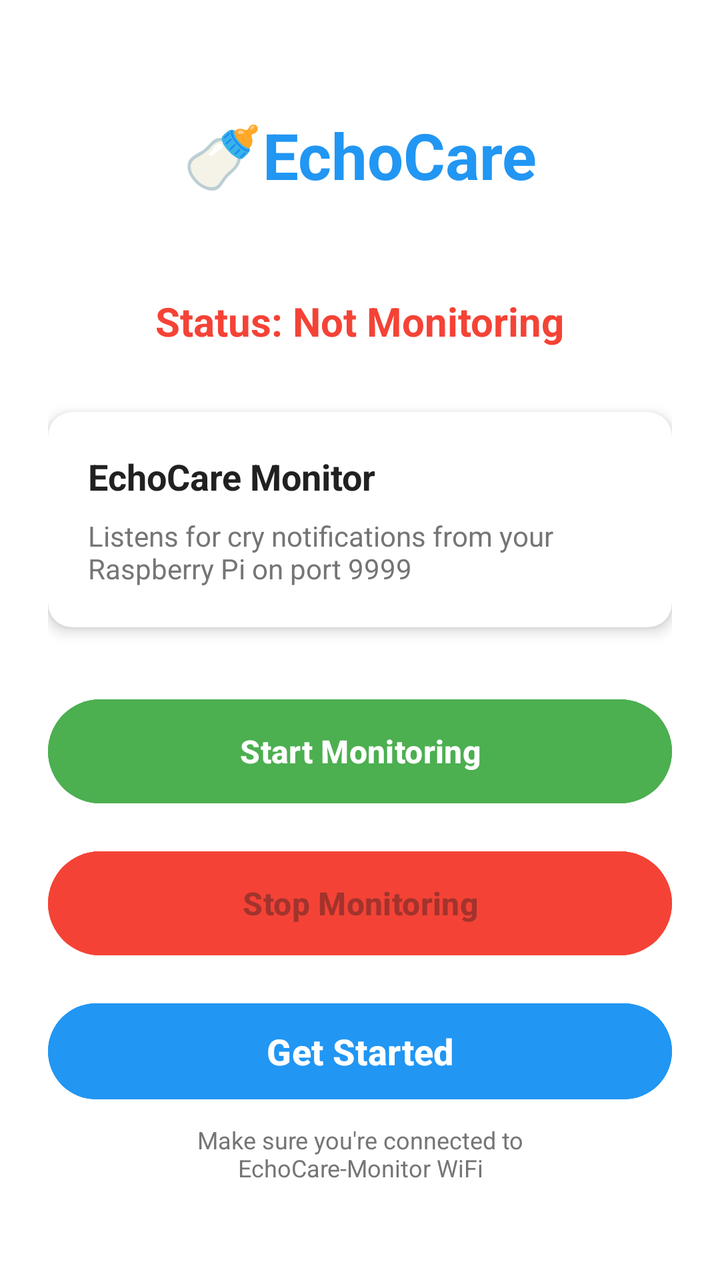
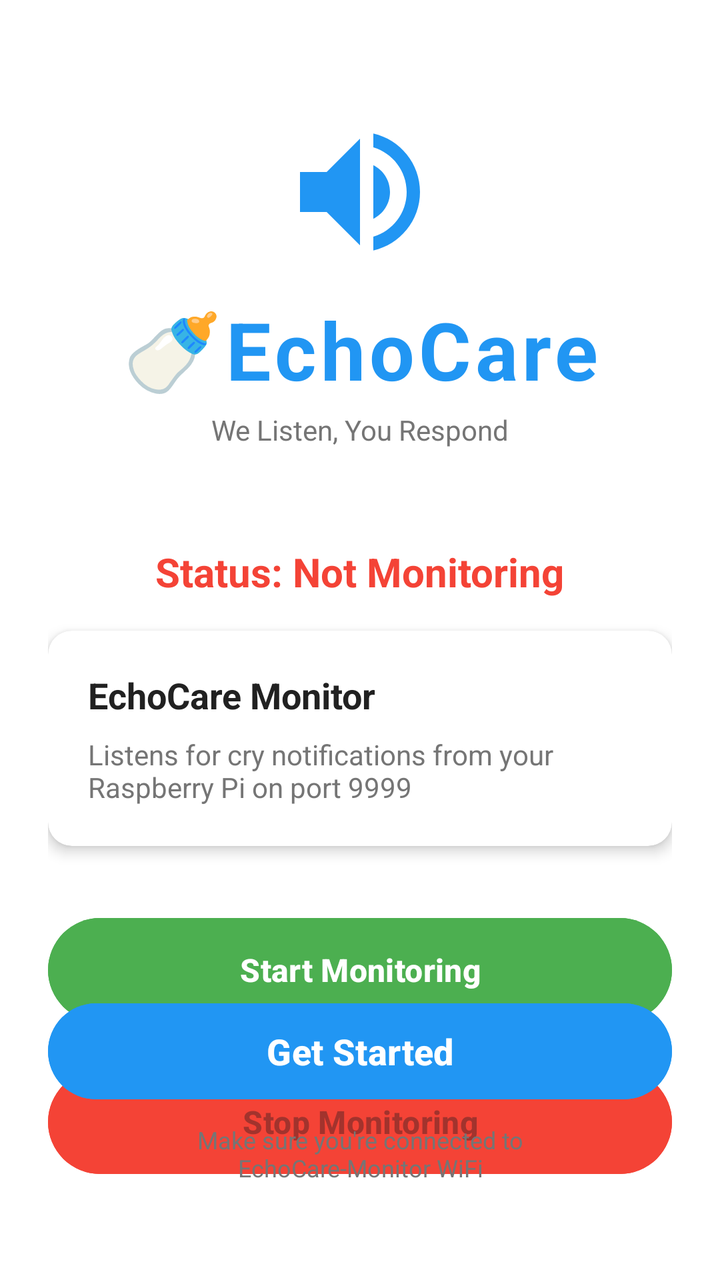

Compare the two renders of this Android layout. The source of the first and the diff that turns it into the second are given below.
<!-- AndroidManifest.xml: activity theme AppTheme -->
<!-- res/layout/activity_main.xml -->
<?xml version="1.0" encoding="utf-8"?>
<FrameLayout
    xmlns:android="http://schemas.android.com/apk/res/android"
    xmlns:app="http://schemas.android.com/apk/res-auto"
    android:layout_width="match_parent"
    android:layout_height="match_parent">

    
    
    
    
    <LinearLayout
        android:id="@+id/layoutMainApp"
        android:layout_width="match_parent"
        android:layout_height="match_parent"
        android:orientation="vertical"
        android:visibility="gone">

        
        <androidx.fragment.app.FragmentContainerView
            android:id="@+id/navHostFragment"
            android:name="androidx.navigation.fragment.NavHostFragment"
            android:layout_width="match_parent"
            android:layout_height="0dp"
            android:layout_weight="1"
            app:defaultNavHost="true"
            app:navGraph="@navigation/nav_graph" />

        
        <com.google.android.material.bottomnavigation.BottomNavigationView
            android:id="@+id/bottomNavigation"
            android:layout_width="match_parent"
            android:layout_height="wrap_content"
            android:background="@color/surface"
            app:menu="@menu/bottom_nav_menu"
            app:labelVisibilityMode="labeled"
            app:itemIconTint="@color/bottom_nav_color"
            app:itemTextColor="@color/bottom_nav_color" />

    </LinearLayout>

    
    
    
    
    <androidx.constraintlayout.widget.ConstraintLayout
        android:id="@+id/layoutLanding"
        android:layout_width="match_parent"
        android:layout_height="match_parent"
        android:padding="24dp"
        android:background="@color/background_light">

        
        <TextView
            android:id="@+id/titleTextView"
            android:layout_width="wrap_content"
            android:layout_height="wrap_content"
            android:text="@string/app_name"
            android:textSize="32sp"
            android:textStyle="bold"
            android:textColor="@color/primary"
            app:layout_constraintTop_toTopOf="parent"
            app:layout_constraintStart_toStartOf="parent"
            app:layout_constraintEnd_toEndOf="parent"
            android:layout_marginTop="32dp" />

        
        <TextView
            android:id="@+id/statusTextView"
            android:layout_width="wrap_content"
            android:layout_height="wrap_content"
            android:text="Status: Not Monitoring"
            android:textSize="20sp"
            android:textStyle="bold"
            android:textColor="@color/offline_red"
            app:layout_constraintTop_toBottomOf="@id/titleTextView"
            app:layout_constraintStart_toStartOf="parent"
            app:layout_constraintEnd_toEndOf="parent"
            android:layout_marginTop="48dp" />

        
        <androidx.cardview.widget.CardView
            android:id="@+id/infoCard"
            android:layout_width="0dp"
            android:layout_height="wrap_content"
            app:cardCornerRadius="12dp"
            app:cardElevation="4dp"
            app:cardBackgroundColor="@color/card_background_light"
            app:layout_constraintTop_toBottomOf="@id/statusTextView"
            app:layout_constraintStart_toStartOf="parent"
            app:layout_constraintEnd_toEndOf="parent"
            android:layout_marginTop="32dp">

            <LinearLayout
                android:layout_width="match_parent"
                android:layout_height="wrap_content"
                android:orientation="vertical"
                android:padding="20dp">

                <TextView
                    android:layout_width="wrap_content"
                    android:layout_height="wrap_content"
                    android:text="@string/landing_monitor_title"
                    android:textSize="18sp"
                    android:textStyle="bold"
                    android:textColor="@color/text_primary_light" />

                <TextView
                    android:layout_width="wrap_content"
                    android:layout_height="wrap_content"
                    android:text="@string/landing_monitor_description"
                    android:textSize="14sp"
                    android:textColor="@color/text_secondary"
                    android:layout_marginTop="8dp" />

            </LinearLayout>

        </androidx.cardview.widget.CardView>

        
        <Button
            android:id="@+id/startButton"
            android:layout_width="0dp"
            android:layout_height="60dp"
            android:text="Start Monitoring"
            android:textSize="16sp"
            android:textStyle="bold"
            android:backgroundTint="@color/online_green"
            app:layout_constraintTop_toBottomOf="@id/infoCard"
            app:layout_constraintStart_toStartOf="parent"
            app:layout_constraintEnd_toEndOf="parent"
            android:layout_marginTop="32dp" />

        
        <Button
            android:id="@+id/stopButton"
            android:layout_width="0dp"
            android:layout_height="60dp"
            android:text="Stop Monitoring"
            android:textSize="16sp"
            android:textStyle="bold"
            android:backgroundTint="@color/offline_red"
            android:enabled="false"
            app:layout_constraintTop_toBottomOf="@id/startButton"
            app:layout_constraintStart_toStartOf="parent"
            app:layout_constraintEnd_toEndOf="parent"
            android:layout_marginTop="16dp" />

        
        <Button
            android:id="@+id/btnGetStarted"
            android:layout_width="0dp"
            android:layout_height="56dp"
            android:text="@string/get_started"
            android:textSize="18sp"
            android:textStyle="bold"
            android:textAllCaps="false"
            android:backgroundTint="@color/primary"
            android:textColor="@color/white"
            app:layout_constraintStart_toStartOf="parent"
            app:layout_constraintEnd_toEndOf="parent"
            app:layout_constraintBottom_toTopOf="@id/connectionInfoTextView"
            android:layout_marginBottom="8dp" />

        
        <TextView
            android:id="@+id/connectionInfoTextView"
            android:layout_width="wrap_content"
            android:layout_height="wrap_content"
            android:text="@string/landing_wifi_reminder"
            android:textSize="12sp"
            android:textColor="@color/text_secondary"
            android:textAlignment="center"
            android:gravity="center"
            app:layout_constraintBottom_toBottomOf="parent"
            app:layout_constraintStart_toStartOf="parent"
            app:layout_constraintEnd_toEndOf="parent"
            android:layout_marginBottom="24dp" />

    </androidx.constraintlayout.widget.ConstraintLayout>

</FrameLayout>
<!-- resources referenced by this layout -->
<resources>
  <color name="background_light">#FFFFFF</color>
  <color name="card_background_light">#FFFFFF</color>
  <color name="offline_red">#F44336</color>
  <color name="online_green">#4CAF50</color>
  <color name="primary">#2196F3</color>
  <color name="surface">#FFFFFF</color>
  <color name="text_primary_light">#212121</color>
  <color name="text_secondary">#757575</color>
  <color name="white">#FFFFFF</color>
  <string name="app_name">🍼EchoCare</string>
  <string name="get_started">Get Started</string>
  <string name="landing_monitor_description">Listens for cry notifications from your Raspberry Pi on port 9999</string>
  <string name="landing_monitor_title">EchoCare Monitor</string>
  <string name="landing_wifi_reminder">Make sure you\'re connected to\nEchoCare-Monitor WiFi</string>
  <style name="AppTheme" parent="Theme.Material3.Light.NoActionBar">
          <item name="colorPrimary">#2196F3</item>
          <item name="colorPrimaryDark">#1976D2</item>
          <item name="colorAccent">#FF4081</item>
      </style>
</resources>

<!-- the commit's change to res/layout/activity_main.xml (unified diff, before → after) -->
@@ -51,18 +51,46 @@
         android:background="@color/background_light">
 
         
+        
+        <ImageView
+            android:id="@+id/iconSoundwave"
+            android:layout_width="80dp"
+            android:layout_height="80dp"
+            android:src="@drawable/ic_soundwave"
+            android:contentDescription="EchoCare sound wave icon"
+            app:layout_constraintTop_toTopOf="parent"
+            app:layout_constraintStart_toStartOf="parent"
+            app:layout_constraintEnd_toEndOf="parent"
+            android:layout_marginTop="32dp" />
+
+        
         <TextView
             android:id="@+id/titleTextView"
             android:layout_width="wrap_content"
             android:layout_height="wrap_content"
             android:text="@string/app_name"
-            android:textSize="32sp"
+            android:textSize="40sp"
             android:textStyle="bold"
             android:textColor="@color/primary"
-            app:layout_constraintTop_toTopOf="parent"
-            app:layout_constraintStart_toStartOf="parent"
-            app:layout_constraintEnd_toEndOf="parent"
-            android:layout_marginTop="32dp" />
+            android:letterSpacing="0.05"
+            app:layout_constraintTop_toBottomOf="@id/iconSoundwave"
+            app:layout_constraintStart_toStartOf="parent"
+            app:layout_constraintEnd_toEndOf="parent"
+            android:layout_marginTop="12dp" />
+
+        
+        <TextView
+            android:id="@+id/taglineTextView"
+            android:layout_width="wrap_content"
+            android:layout_height="wrap_content"
+            android:text="@string/tagline"
+            android:textSize="14sp"
+            android:textColor="@color/text_secondary"
+            android:fontStyle="italic"
+            app:layout_constraintTop_toBottomOf="@id/titleTextView"
+            app:layout_constraintStart_toStartOf="parent"
+            app:layout_constraintEnd_toEndOf="parent"
+            android:layout_marginTop="4dp" />
 
         
         <TextView
@@ -73,7 +101,7 @@
             android:textSize="20sp"
             android:textStyle="bold"
             android:textColor="@color/offline_red"
-            app:layout_constraintTop_toBottomOf="@id/titleTextView"
+            app:layout_constraintTop_toBottomOf="@id/taglineTextView"
             app:layout_constraintStart_toStartOf="parent"
             app:layout_constraintEnd_toEndOf="parent"
             android:layout_marginTop="48dp" />
@@ -89,7 +117,7 @@
             app:layout_constraintTop_toBottomOf="@id/statusTextView"
             app:layout_constraintStart_toStartOf="parent"
             app:layout_constraintEnd_toEndOf="parent"
-            android:layout_marginTop="32dp">
+            android:layout_marginTop="16dp">
 
             <LinearLayout
                 android:layout_width="match_parent"
<!-- resource entries referenced after the edit -->
@@ -9,11 +9,22 @@
   <color name="text_primary_light">#212121</color>
   <color name="text_secondary">#757575</color>
   <color name="white">#FFFFFF</color>
+  <!-- drawable ic_soundwave (drawable) -->
+  <vector xmlns:android="http://schemas.android.com/apk/res/android"
+      android:width="80dp"
+      android:height="80dp"
+      android:viewportWidth="24"
+      android:viewportHeight="24">
+      <path
+          android:fillColor="@color/primary"
+          android:pathData="M3,9v6h4l5,5V4L7,9H3zM16.5,12c0,-1.77 -1.02,-3.29 -2.5,-4.03v8.05c1.48,-0.73 2.5,-2.25 2.5,-4.02zM14,3.23v2.06c2.89,0.86 5,3.54 5,6.71s-2.11,5.85 -5,6.71v2.06c4.01,-0.91 7,-4.49 7,-8.77s-2.99,-7.86 -7,-8.77z"/>
+  </vector>
   <string name="app_name">🍼EchoCare</string>
   <string name="get_started">Get Started</string>
   <string name="landing_monitor_description">Listens for cry notifications from your Raspberry Pi on port 9999</string>
   <string name="landing_monitor_title">EchoCare Monitor</string>
   <string name="landing_wifi_reminder">Make sure you\'re connected to\nEchoCare-Monitor WiFi</string>
+  <string name="tagline">We Listen, You Respond</string>
   <style name="AppTheme" parent="Theme.Material3.Light.NoActionBar">
           <item name="colorPrimary">#2196F3</item>
           <item name="colorPrimaryDark">#1976D2</item>
